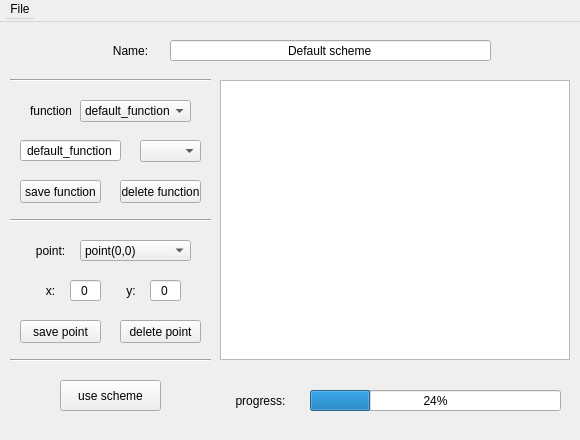
JanKolomaznik/MedV4D, file src/Applications/TransferFunctions/SettingsBox.ui: the form before one commit.
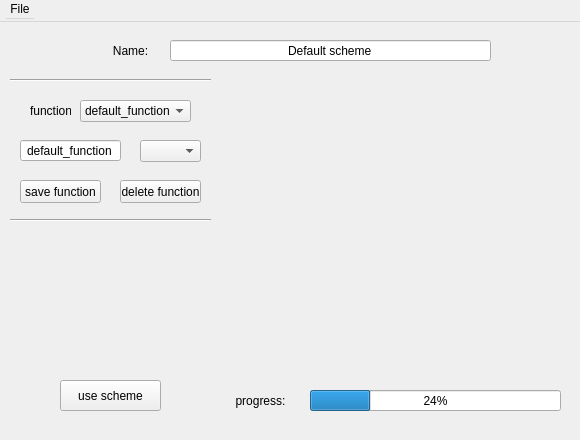
The form after the commit.

```diff
--- a/src/Applications/TransferFunctions/SettingsBox.ui
+++ b/src/Applications/TransferFunctions/SettingsBox.ui
@@ -35,16 +35,16 @@
    <property name="geometry">
     <rect>
      <x>0</x>
-     <y>10</y>
+     <y>0</y>
      <width>580</width>
-     <height>401</height>
+     <height>441</height>
     </rect>
    </property>
    <widget class="QLabel" name="schemeLabel">
     <property name="geometry">
      <rect>
       <x>100</x>
-      <y>20</y>
+      <y>30</y>
       <width>61</width>
       <height>41</height>
      </rect>
@@ -60,7 +60,7 @@
     <property name="geometry">
      <rect>
       <x>170</x>
-      <y>30</y>
+      <y>40</y>
       <width>321</width>
       <height>21</height>
      </rect>
@@ -72,21 +72,11 @@
      <set>Qt::AlignCenter</set>
     </property>
    </widget>
-   <widget class="QGraphicsView" name="schemeView">
-    <property name="geometry">
-     <rect>
-      <x>220</x>
-      <y>70</y>
-      <width>350</width>
-      <height>280</height>
-     </rect>
-    </property>
-   </widget>
    <widget class="QLabel" name="functionLabel">
     <property name="geometry">
      <rect>
       <x>30</x>
-      <y>90</y>
+      <y>100</y>
       <width>41</width>
       <height>21</height>
      </rect>
@@ -99,7 +89,7 @@
     <property name="geometry">
      <rect>
       <x>80</x>
-      <y>90</y>
+      <y>100</y>
       <width>111</width>
       <height>22</height>
      </rect>
@@ -115,27 +105,11 @@
      </property>
     </item>
    </widget>
-   <widget class="QLabel" name="pointLabel">
-    <property name="geometry">
-     <rect>
-      <x>30</x>
-      <y>230</y>
-      <width>41</width>
-      <height>21</height>
-     </rect>
-    </property>
-    <property name="text">
-     <string>point:</string>
-    </property>
-    <property name="alignment">
-     <set>Qt::AlignCenter</set>
-    </property>
-   </widget>
    <widget class="QComboBox" name="functionColour">
     <property name="geometry">
      <rect>
       <x>140</x>
-      <y>130</y>
+      <y>140</y>
       <width>61</width>
       <height>22</height>
      </rect>
@@ -146,43 +120,11 @@
      </property>
     </item>
    </widget>
-   <widget class="QLabel" name="pointXLabel">
-    <property name="geometry">
-     <rect>
-      <x>40</x>
-      <y>270</y>
-      <width>21</width>
-      <height>21</height>
-     </rect>
-    </property>
-    <property name="text">
-     <string>x:</string>
-    </property>
-    <property name="alignment">
-     <set>Qt::AlignCenter</set>
-    </property>
-   </widget>
-   <widget class="QLabel" name="pointYLabel">
-    <property name="geometry">
-     <rect>
-      <x>121</x>
-      <y>270</y>
-      <width>20</width>
-      <height>21</height>
-     </rect>
-    </property>
-    <property name="text">
-     <string>y:</string>
-    </property>
-    <property name="alignment">
-     <set>Qt::AlignCenter</set>
-    </property>
-   </widget>
    <widget class="QLineEdit" name="functionName">
     <property name="geometry">
      <rect>
       <x>20</x>
-      <y>130</y>
+      <y>140</y>
       <width>101</width>
       <height>21</height>
      </rect>
@@ -194,27 +136,11 @@
      <set>Qt::AlignCenter</set>
     </property>
    </widget>
-   <widget class="QLineEdit" name="pointXValue">
-    <property name="geometry">
-     <rect>
-      <x>70</x>
-      <y>270</y>
-      <width>31</width>
-      <height>21</height>
-     </rect>
-    </property>
-    <property name="text">
-     <string>0</string>
-    </property>
-    <property name="alignment">
-     <set>Qt::AlignCenter</set>
-    </property>
-   </widget>
    <widget class="QPushButton" name="functionSave">
     <property name="geometry">
      <rect>
       <x>20</x>
-      <y>170</y>
+      <y>180</y>
       <width>81</width>
       <height>23</height>
      </rect>
@@ -223,47 +149,11 @@
      <string>save function</string>
     </property>
    </widget>
-   <widget class="QLineEdit" name="pointYValue">
-    <property name="geometry">
-     <rect>
-      <x>150</x>
-      <y>270</y>
-      <width>31</width>
-      <height>21</height>
-     </rect>
-    </property>
-    <property name="text">
-     <string>0</string>
-    </property>
-    <property name="alignment">
-     <set>Qt::AlignCenter</set>
-    </property>
-   </widget>
-   <widget class="QComboBox" name="pointBox">
-    <property name="geometry">
-     <rect>
-      <x>80</x>
-      <y>230</y>
-      <width>111</width>
-      <height>21</height>
-     </rect>
-    </property>
-    <item>
-     <property name="text">
-      <string>point(0,0)</string>
-     </property>
-    </item>
-    <item>
-     <property name="text">
-      <string>add point</string>
-     </property>
-    </item>
-   </widget>
    <widget class="QPushButton" name="functionDelete">
     <property name="geometry">
      <rect>
       <x>120</x>
-      <y>170</y>
+      <y>180</y>
       <width>81</width>
       <height>23</height>
      </rect>
@@ -276,7 +166,7 @@
     <property name="geometry">
      <rect>
       <x>10</x>
-      <y>60</y>
+      <y>70</y>
       <width>201</width>
       <height>20</height>
      </rect>
@@ -285,50 +175,11 @@
      <enum>Qt::Horizontal</enum>
     </property>
    </widget>
-   <widget class="QPushButton" name="pointSave">
-    <property name="geometry">
-     <rect>
-      <x>20</x>
-      <y>310</y>
-      <width>81</width>
-      <height>23</height>
-     </rect>
-    </property>
-    <property name="text">
-     <string>save point</string>
-    </property>
-   </widget>
-   <widget class="QPushButton" name="pointDelete">
-    <property name="geometry">
-     <rect>
-      <x>120</x>
-      <y>310</y>
-      <width>81</width>
-      <height>23</height>
-     </rect>
-    </property>
-    <property name="text">
-     <string>delete point</string>
-    </property>
-   </widget>
    <widget class="Line" name="lineMiddle">
     <property name="geometry">
      <rect>
       <x>10</x>
-      <y>200</y>
-      <width>201</width>
-      <height>21</height>
-     </rect>
-    </property>
-    <property name="orientation">
-     <enum>Qt::Horizontal</enum>
-    </property>
-   </widget>
-   <widget class="Line" name="lineLower">
-    <property name="geometry">
-     <rect>
-      <x>10</x>
-      <y>340</y>
+      <y>210</y>
       <width>201</width>
       <height>21</height>
      </rect>
@@ -341,7 +192,7 @@
     <property name="geometry">
      <rect>
       <x>60</x>
-      <y>370</y>
+      <y>380</y>
       <width>101</width>
       <height>31</height>
      </rect>
@@ -354,7 +205,7 @@
     <property name="geometry">
      <rect>
       <x>310</x>
-      <y>380</y>
+      <y>390</y>
       <width>251</width>
       <height>21</height>
      </rect>
@@ -367,7 +218,7 @@
     <property name="geometry">
      <rect>
       <x>230</x>
-      <y>380</y>
+      <y>390</y>
       <width>61</width>
       <height>21</height>
      </rect>
```
